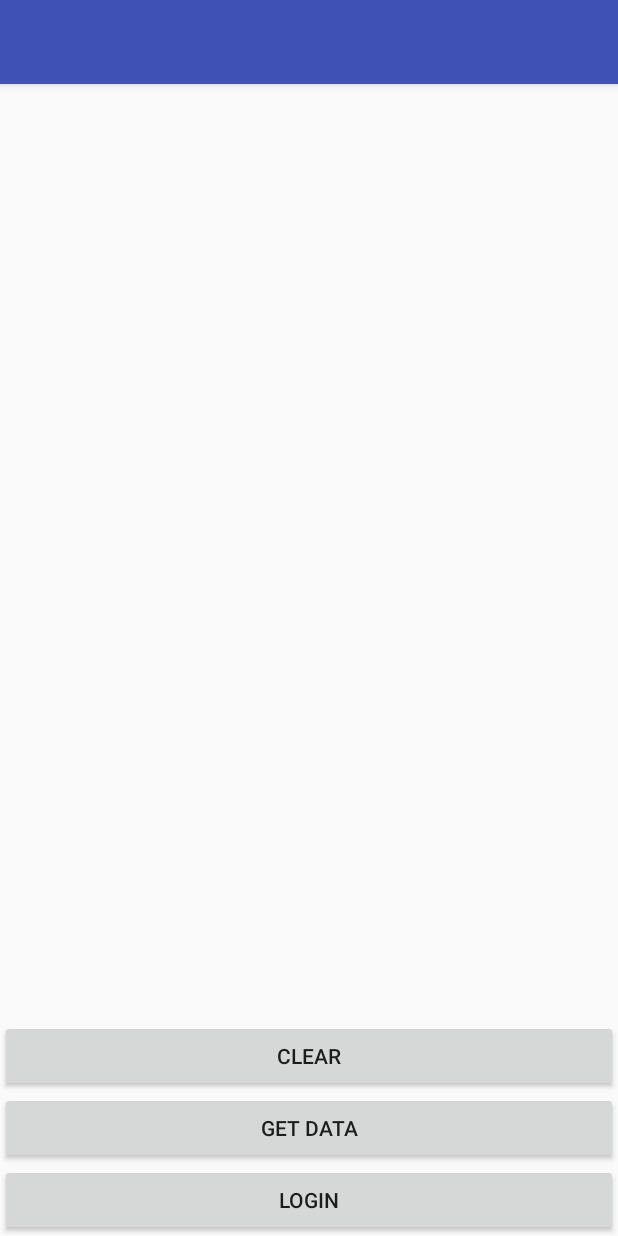
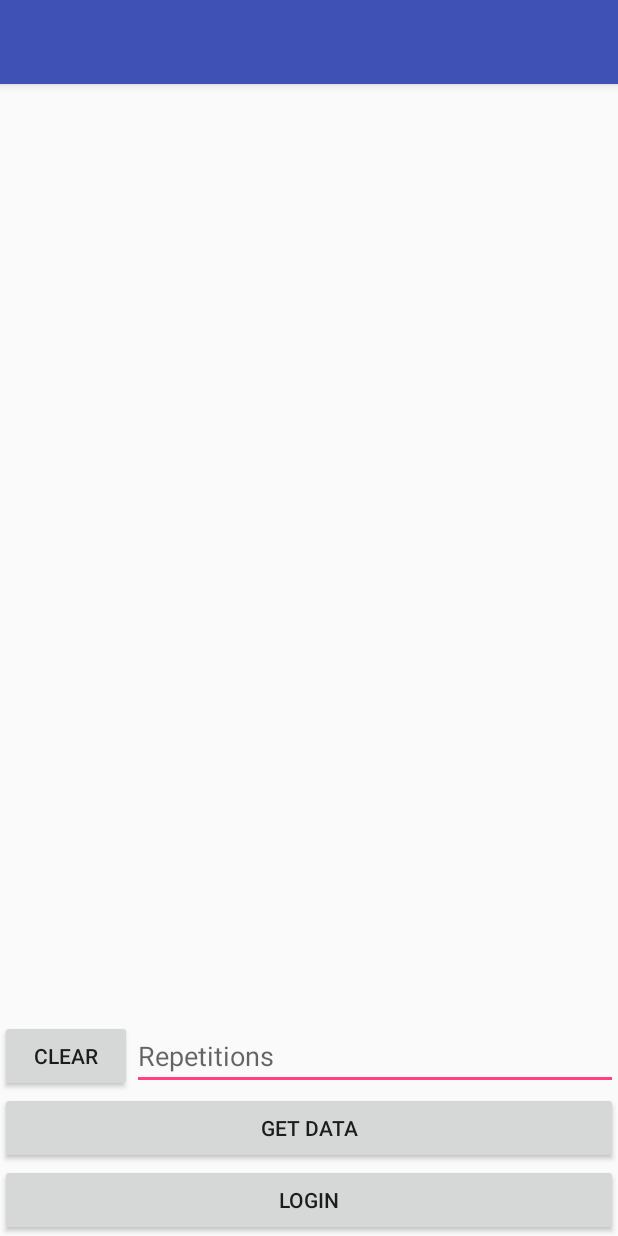
Before and after one commit to pchmielowski/TokenRefreshing, an Android app: the screen it shows after launch (MainActivity), on a phone screen of 412 x 824 dp. Run offline under Robolectric (Android 15) with nearby library versions, the phone set to English and light mode, and no system bars; our stand-ins replace RxJava.

Commit message:
Set repetitions dynamically

```diff
--- a/app/src/main/java/net/chmielowski/token/MainActivity.java
+++ b/app/src/main/java/net/chmielowski/token/MainActivity.java
@@ -66,7 +66,7 @@ public class MainActivity extends AppCompatActivity {
     }
 
     private void getData() {
-        IntStream.rangeClosed(1, 5)
+        IntStream.rangeClosed(1, Integer.parseInt(String.valueOf(((TextView) findViewById(R.id.repetition)).getText())))
                 .forEach(__ -> api.data()
                         .subscribeOn(Schedulers.io())
                         .observeOn(AndroidSchedulers.mainThread())
--- a/app/src/main/res/layout/activity_main.xml
+++ b/app/src/main/res/layout/activity_main.xml
@@ -23,12 +23,22 @@
 
     <Button
         android:id="@+id/clear"
-        android:layout_width="0dp"
+        android:layout_width="wrap_content"
         android:layout_height="wrap_content"
         android:text="Clear"
         app:layout_constraintBottom_toTopOf="@id/get_data"
-        app:layout_constraintLeft_toLeftOf="parent"
-        app:layout_constraintRight_toRightOf="parent" />
+        app:layout_constraintLeft_toLeftOf="parent" />
+
+    <EditText
+        android:id="@+id/repetition"
+        android:layout_width="0dp"
+        android:layout_height="wrap_content"
+        android:hint="Repetitions"
+        android:inputType="number"
+        app:layout_constraintBottom_toBottomOf="@id/clear"
+        app:layout_constraintLeft_toRightOf="@id/clear"
+        app:layout_constraintRight_toRightOf="parent"
+        app:layout_constraintTop_toTopOf="@id/clear" />
 
     <Button
         android:id="@+id/get_data"
```
